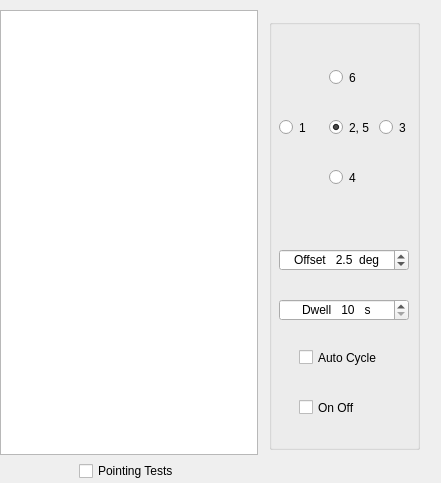
First picture: the form in map65/astro.ui, repository kholia/wsjtx, before the edit.
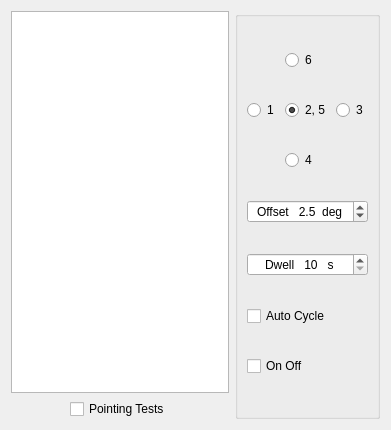
Second picture: the form after the edit.

What changed in the file:
```diff
--- a/map65/astro.ui
+++ b/map65/astro.ui
@@ -6,47 +6,89 @@
    <rect>
     <x>0</x>
     <y>0</y>
-    <width>441</width>
-    <height>483</height>
+    <width>391</width>
+    <height>430</height>
    </rect>
   </property>
   <property name="windowTitle">
    <string>Form</string>
   </property>
+  <layout class="QGridLayout" name="gridLayout_2">
+   <item row="0" column="0">
+    <layout class="QVBoxLayout" name="verticalLayout">
+     <item>
+      <widget class="QTextBrowser" name="astroTextBrowser">
+       <property name="font">
+        <font>
+         <family>Courier New</family>
+         <pointsize>20</pointsize>
+         <weight>75</weight>
+         <bold>true</bold>
+        </font>
+       </property>
+      </widget>
+     </item>
+     <item>
+      <layout class="QHBoxLayout" name="horizontalLayout">
+       <item>
+        <spacer name="horizontalSpacer_2">
+         <property name="orientation">
+          <enum>Qt::Horizontal</enum>
+         </property>
+         <property name="sizeHint" stdset="0">
+          <size>
+           <width>40</width>
+           <height>20</height>
+          </size>
+         </property>
+        </spacer>
+       </item>
+       <item>
+        <widget class="QCheckBox" name="cbPointingTests">
+         <property name="text">
+          <string>Pointing Tests</string>
+         </property>
+        </widget>
+       </item>
+       <item>
+        <spacer name="horizontalSpacer">
+         <property name="orientation">
+          <enum>Qt::Horizontal</enum>
+         </property>
+         <property name="sizeHint" stdset="0">
+          <size>
+           <width>40</width>
+           <height>20</height>
+          </size>
+         </property>
+        </spacer>
+       </item>
+      </layout>
+     </item>
+    </layout>
+   </item>
+   <item row="0" column="1">
   <widget class="QGroupBox" name="gbPointing">
-   <property name="geometry">
-    <rect>
-     <x>269</x>
-     <y>19</y>
-     <width>151</width>
-     <height>431</height>
-    </rect>
-   </property>
    <property name="title">
     <string/>
    </property>
+     <layout class="QGridLayout" name="gridLayout">
+      <item row="0" column="1">
+       <widget class="QRadioButton" name="rb6">
+        <property name="text">
+         <string>6</string>
+        </property>
+       </widget>
+      </item>
+      <item row="1" column="0">
    <widget class="QRadioButton" name="rb1">
-    <property name="geometry">
-     <rect>
-      <x>10</x>
-      <y>100</y>
-      <width>30</width>
-      <height>17</height>
-     </rect>
-    </property>
     <property name="text">
      <string>1</string>
     </property>
    </widget>
+      </item>
+      <item row="1" column="1">
    <widget class="QRadioButton" name="rb2">
-    <property name="geometry">
-     <rect>
-      <x>60</x>
-      <y>100</y>
-      <width>40</width>
-      <height>17</height>
-     </rect>
-    </property>
     <property name="text">
      <string>2, 5</string>
     </property>
@@ -54,54 +96,23 @@
      <bool>true</bool>
     </property>
    </widget>
+      </item>
+      <item row="1" column="2">
    <widget class="QRadioButton" name="rb3">
-    <property name="geometry">
-     <rect>
-      <x>110</x>
-      <y>100</y>
-      <width>30</width>
-      <height>17</height>
-     </rect>
-    </property>
     <property name="text">
      <string>3</string>
     </property>
    </widget>
+      </item>
+      <item row="2" column="1">
    <widget class="QRadioButton" name="rb4">
-    <property name="geometry">
-     <rect>
-      <x>60</x>
-      <y>150</y>
-      <width>30</width>
-      <height>17</height>
-     </rect>
-    </property>
     <property name="text">
      <string>4</string>
     </property>
    </widget>
-   <widget class="QRadioButton" name="rb6">
-    <property name="geometry">
-     <rect>
-      <x>60</x>
-      <y>50</y>
-      <width>30</width>
-      <height>17</height>
-     </rect>
-    </property>
-    <property name="text">
-     <string>6</string>
-    </property>
-   </widget>
+      </item>
+      <item row="3" column="0" colspan="3">
    <widget class="QDoubleSpinBox" name="sbOffset">
-    <property name="geometry">
-     <rect>
-      <x>10</x>
-      <y>230</y>
-      <width>130</width>
-      <height>22</height>
-     </rect>
-    </property>
     <property name="alignment">
      <set>Qt::AlignCenter</set>
     </property>
@@ -127,41 +138,9 @@
      <double>2.500000000000000</double>
     </property>
    </widget>
-   <widget class="QCheckBox" name="cbAutoCycle">
-    <property name="geometry">
-     <rect>
-      <x>30</x>
-      <y>330</y>
-      <width>91</width>
-      <height>17</height>
-     </rect>
-    </property>
-    <property name="text">
-     <string>Auto Cycle</string>
-    </property>
-   </widget>
-   <widget class="QCheckBox" name="cbOnOff">
-    <property name="geometry">
-     <rect>
-      <x>30</x>
-      <y>380</y>
-      <width>70</width>
-      <height>17</height>
-     </rect>
-    </property>
-    <property name="text">
-     <string>On Off</string>
-    </property>
-   </widget>
+      </item>
+      <item row="4" column="0" colspan="3">
    <widget class="QSpinBox" name="sbDwell">
-    <property name="geometry">
-     <rect>
-      <x>10</x>
-      <y>280</y>
-      <width>130</width>
-      <height>22</height>
-     </rect>
-    </property>
     <property name="alignment">
      <set>Qt::AlignCenter</set>
     </property>
@@ -181,68 +160,25 @@
      <number>10</number>
     </property>
    </widget>
-  </widget>
-  <widget class="QWidget" name="">
-   <property name="geometry">
-    <rect>
-     <x>0</x>
-     <y>10</y>
-     <width>258</width>
-     <height>471</height>
-    </rect>
-   </property>
-   <layout class="QVBoxLayout" name="verticalLayout">
-    <item>
-     <widget class="QTextBrowser" name="astroTextBrowser">
-      <property name="font">
-       <font>
-        <family>Courier New</family>
-        <pointsize>20</pointsize>
-        <weight>75</weight>
-        <bold>true</bold>
-       </font>
-      </property>
-     </widget>
-    </item>
-    <item>
-     <layout class="QHBoxLayout" name="horizontalLayout">
-      <item>
-       <spacer name="horizontalSpacer_2">
-        <property name="orientation">
-         <enum>Qt::Horizontal</enum>
-        </property>
-        <property name="sizeHint" stdset="0">
-         <size>
-          <width>40</width>
-          <height>20</height>
-         </size>
-        </property>
-       </spacer>
-      </item>
-      <item>
-       <widget class="QCheckBox" name="cbPointingTests">
+      </item>
+      <item row="5" column="0" colspan="3">
+       <widget class="QCheckBox" name="cbAutoCycle">
+        <property name="text">
+         <string>Auto Cycle</string>
+        </property>
+       </widget>
+      </item>
+      <item row="6" column="0" colspan="2">
+       <widget class="QCheckBox" name="cbOnOff">
         <property name="text">
-         <string>Pointing Tests</string>
+         <string>On Off</string>
         </property>
        </widget>
       </item>
-      <item>
-       <spacer name="horizontalSpacer">
-        <property name="orientation">
-         <enum>Qt::Horizontal</enum>
-        </property>
-        <property name="sizeHint" stdset="0">
-         <size>
-          <width>40</width>
-          <height>20</height>
-         </size>
-        </property>
-       </spacer>
-      </item>
      </layout>
-    </item>
-   </layout>
-  </widget>
+    </widget>
+   </item>
+  </layout>
  </widget>
  <resources/>
  <connections/>
```
Lines whose indentation alone changed are shown as unchanged.
